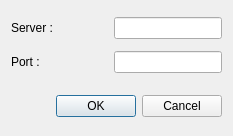
Anomen/Katalog, file ui/settings.ui: the form before one commit.
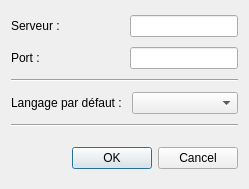
The form after the commit.

Patch:
```diff
--- a/ui/settings.ui
+++ b/ui/settings.ui
@@ -6,8 +6,8 @@
    <rect>
     <x>0</x>
     <y>0</y>
-    <width>233</width>
-    <height>136</height>
+    <width>249</width>
+    <height>189</height>
    </rect>
   </property>
   <property name="windowTitle">
@@ -19,7 +19,7 @@
      <item>
       <widget class="QLabel" name="label">
        <property name="text">
-        <string>Server :</string>
+        <string>Serveur :</string>
        </property>
       </widget>
      </item>
@@ -59,6 +59,34 @@
      </item>
     </layout>
    </item>
+   <item>
+    <widget class="Line" name="line">
+     <property name="orientation">
+      <enum>Qt::Horizontal</enum>
+     </property>
+    </widget>
+   </item>
+   <item>
+    <layout class="QHBoxLayout" name="horizontalLayout_3">
+     <item>
+      <widget class="QLabel" name="label_3">
+       <property name="text">
+        <string>Langage par défaut : </string>
+       </property>
+      </widget>
+     </item>
+     <item>
+      <widget class="QComboBox" name="_languages"/>
+     </item>
+    </layout>
+   </item>
+   <item>
+    <widget class="Line" name="line_2">
+     <property name="orientation">
+      <enum>Qt::Horizontal</enum>
+     </property>
+    </widget>
+   </item>
    <item>
     <spacer name="verticalSpacer">
      <property name="orientation">
```
Left out of the diff: 5 changed lines with no effect on the pictures.
